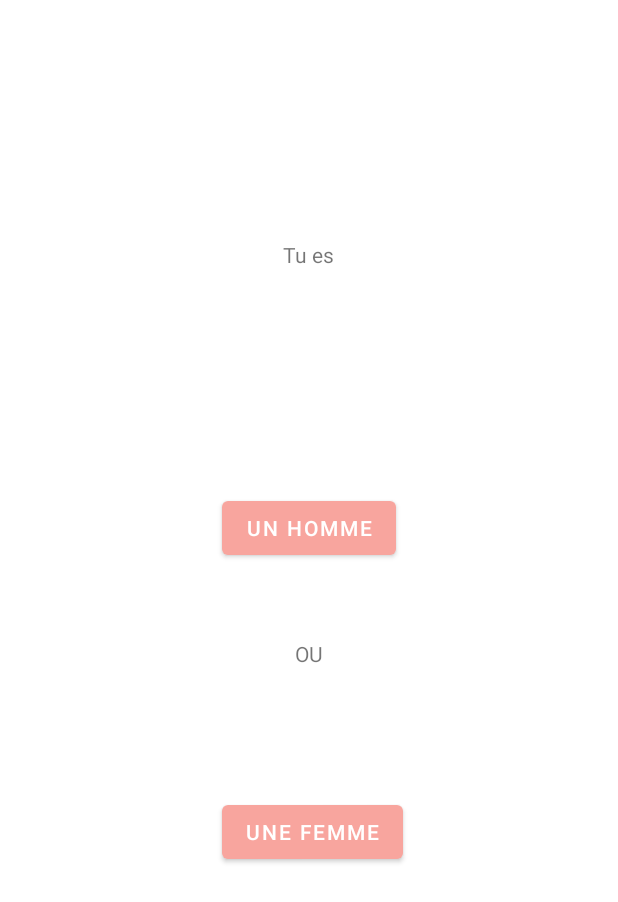
After one commit to HimeShaman/kotlin_nav, an Android app: the layout activity_subscription_screen2.xml on its own in the app's theme, with its tools: preview values and no code run, on a phone screen of 412 x 824 dp. The commit adds this screen. Shown: the top 902 px of the screen. Run offline under Robolectric (Android 15) with nearby library versions, the phone set to English and light mode, and no system bars.

Commit message:
issue goToSubscribe2()

```diff
--- a/app/src/main/java/com/equipe4/apptest/MainActivity.kt
+++ b/app/src/main/java/com/equipe4/apptest/MainActivity.kt
@@ -4,9 +4,8 @@ import android.content.Intent
 import androidx.appcompat.app.AppCompatActivity
 import android.os.Bundle
 import android.view.View
-import android.widget.Button
 import com.equipe4.apptest.subscription.SubscriptionScreen1
-import kotlinx.android.synthetic.main.activity_subscription_screen1.*
+
 
 class MainActivity : AppCompatActivity() {
 
--- a/app/src/main/java/com/equipe4/apptest/subscription/SubscriptionScreen1.kt
+++ b/app/src/main/java/com/equipe4/apptest/subscription/SubscriptionScreen1.kt
@@ -3,12 +3,10 @@ package com.equipe4.apptest.subscription
 import android.content.Intent
 import androidx.appcompat.app.AppCompatActivity
 import android.os.Bundle
-import android.util.Log
 import android.view.View
-import android.widget.Toast
-import com.equipe4.apptest.MainActivity
 import com.equipe4.apptest.R
 import kotlinx.android.synthetic.main.activity_subscription_screen1.*
+import com.equipe4.apptest.subscription.SubscriptionScreen2
 
 class SubscriptionScreen1 : AppCompatActivity() {
 
@@ -26,12 +24,12 @@ class SubscriptionScreen1 : AppCompatActivity() {
         if(lastName == ""){
             textInputEditText_lastName.error = getString(R.string.error_emptyInput)
         }
-        if(lastName != "" && firstName!="")
+        if (firstName !== "" && lastName !== "" )
         {
             textInputEditText_firstName.error = null
             textInputEditText_lastName.error = null
 //            TODO : change intent to next screen when created instead of going back to Main
-            val intent = Intent(this, MainActivity::class.java)
+            val intent = Intent(this, SubscriptionScreen2::class.java)
             startActivity(intent)
         }
     }
--- /dev/null
+++ b/app/src/main/java/com/equipe4/apptest/subscription/SubscriptionScreen2.kt
@@ -0,0 +1,14 @@
+package com.equipe4.apptest.subscription
+
+import androidx.appcompat.app.AppCompatActivity
+import android.os.Bundle
+import com.equipe4.apptest.R
+import kotlinx.android.synthetic.main.activity_subscription_screen2.*
+
+class SubscriptionScreen2 : AppCompatActivity() {
+
+    override fun onCreate(savedInstanceState: Bundle?) {
+        super.onCreate(savedInstanceState)
+        setContentView(R.layout.activity_subscription_screen2)
+    }
+}
--- /dev/null
+++ b/app/src/main/res/layout/activity_subscription_screen2.xml
@@ -0,0 +1,52 @@
+<?xml version="1.0" encoding="utf-8"?>
+<androidx.constraintlayout.widget.ConstraintLayout xmlns:android="http://schemas.android.com/apk/res/android"
+    xmlns:app="http://schemas.android.com/apk/res-auto"
+    xmlns:tools="http://schemas.android.com/tools"
+    android:id="@+id/linearLayout"
+    android:layout_width="match_parent"
+    android:layout_height="match_parent"
+    android:orientation="vertical" >
+
+    <TextView
+        android:id="@+id/textView5"
+        android:layout_width="wrap_content"
+        android:layout_height="wrap_content"
+        android:layout_marginTop="160dp"
+        android:text="@string/subscription2_text1"
+        app:layout_constraintEnd_toEndOf="parent"
+        app:layout_constraintStart_toStartOf="parent"
+        app:layout_constraintTop_toTopOf="parent" />
+
+    <Button
+        android:id="@+id/button"
+        android:layout_width="wrap_content"
+        android:layout_height="wrap_content"
+        android:layout_marginBottom="300dp"
+        android:text="@string/button_male"
+        app:layout_constraintBottom_toBottomOf="parent"
+        app:layout_constraintEnd_toEndOf="parent"
+        app:layout_constraintStart_toStartOf="parent"
+        app:layout_constraintTop_toBottomOf="@+id/textView5" />
+
+    <Button
+        android:id="@+id/button2"
+        android:layout_width="wrap_content"
+        android:layout_height="wrap_content"
+        android:layout_marginBottom="160dp"
+        android:text="@string/button_female"
+        app:layout_constraintBottom_toBottomOf="parent"
+        app:layout_constraintEnd_toEndOf="parent"
+        app:layout_constraintHorizontal_bias="0.507"
+        app:layout_constraintStart_toStartOf="parent"
+        app:layout_constraintTop_toBottomOf="@+id/textView6" />
+
+    <TextView
+        android:id="@+id/textView6"
+        android:layout_width="wrap_content"
+        android:layout_height="wrap_content"
+        android:layout_marginTop="50dp"
+        android:text="@string/subscription2_text2"
+        app:layout_constraintEnd_toEndOf="parent"
+        app:layout_constraintStart_toStartOf="parent"
+        app:layout_constraintTop_toBottomOf="@+id/button" />
+</androidx.constraintlayout.widget.ConstraintLayout>
--- a/app/src/main/res/values/strings.xml
+++ b/app/src/main/res/values/strings.xml
@@ -7,4 +7,8 @@
     <string name="last_name_hint">Nom</string>
     <string name="str_button_next">Suivant</string>
     <string name="error_emptyInput">Veuillez remplir tous les champs.</string>
+    <string name="subscription2_text1">Tu es</string>
+    <string name="subscription2_text2">OU</string>
+    <string name="button_male">Un homme</string>
+    <string name="button_female">Une femme</string>
 </resources>
```
